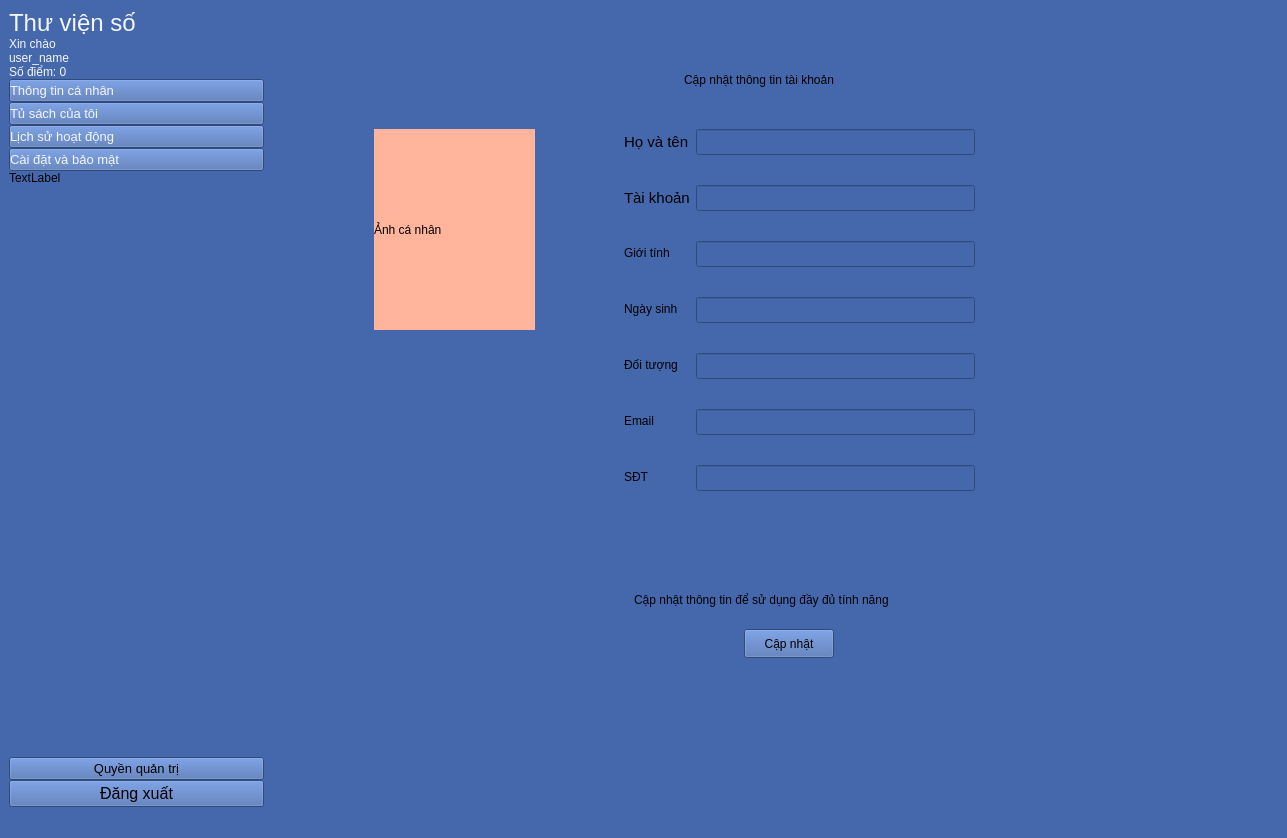
Above: info.ui from thanhtrung411/PBL2_new before the change. Below: the same form after it.
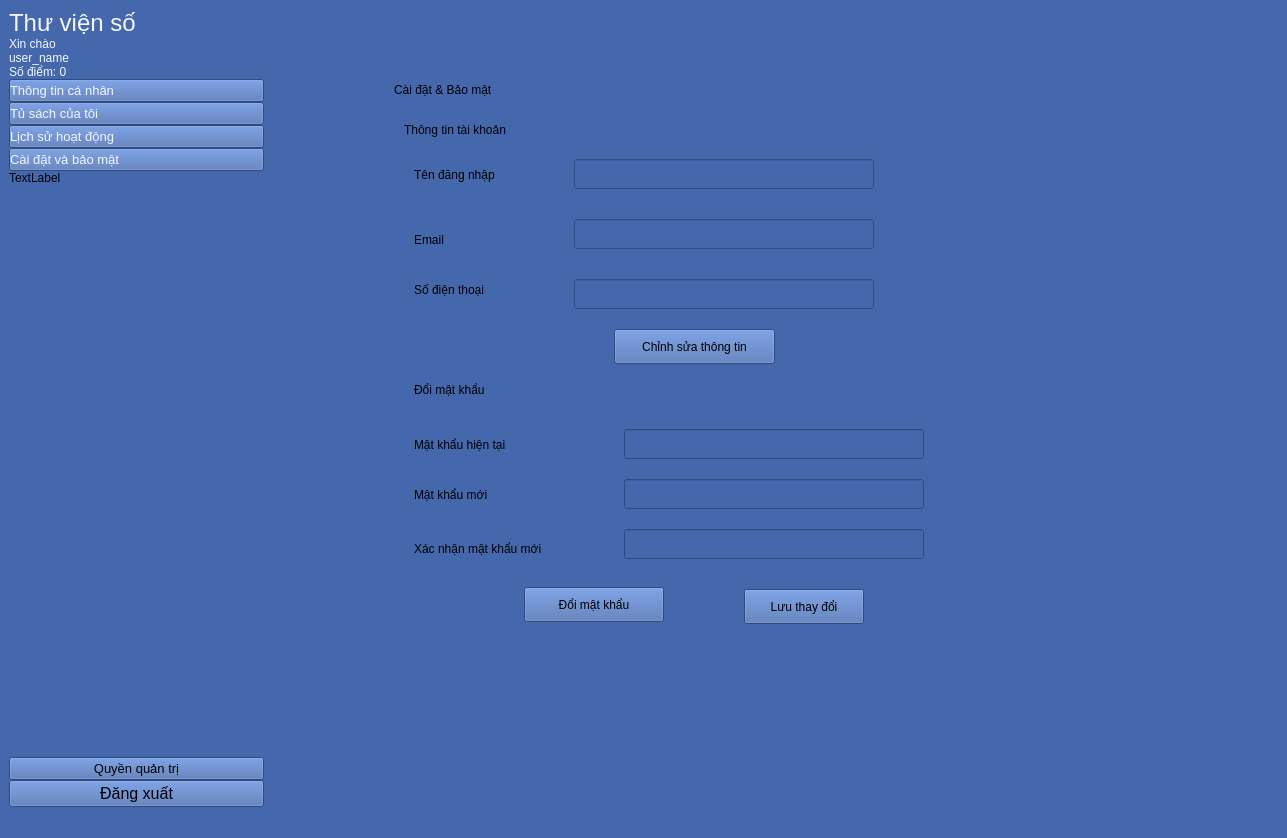
That is the form after the change. The open tabs and pages were chosen to show the change.

Commit message: Thiet ke giao dien info & admin_show

Diff of the .ui file:
```diff
--- a/info.ui
+++ b/info.ui
@@ -1024,6 +1024,289 @@
             </widget>
            </widget>
           </widget>
+          <widget class="QWidget" name="page_12"/>
+          <widget class="QWidget" name="page_13">
+           <widget class="QWidget" name="widget" native="true">
+            <property name="geometry">
+             <rect>
+              <x>100</x>
+              <y>40</y>
+              <width>681</width>
+              <height>601</height>
+             </rect>
+            </property>
+            <property name="styleSheet">
+             <string notr="true">font: 10pt &quot;Segoe UI&quot;;</string>
+            </property>
+            <widget class="QLabel" name="label_28">
+             <property name="geometry">
+              <rect>
+               <x>30</x>
+               <y>20</y>
+               <width>291</width>
+               <height>41</height>
+              </rect>
+             </property>
+             <property name="styleSheet">
+              <string notr="true">color: rgb(0, 0, 0);
+font: 20pt &quot;Segoe UI&quot;;
+
+</string>
+             </property>
+             <property name="text">
+              <string>Cài đặt &amp; Bảo mật</string>
+             </property>
+            </widget>
+            <widget class="QLabel" name="label_29">
+             <property name="geometry">
+              <rect>
+               <x>40</x>
+               <y>60</y>
+               <width>211</width>
+               <height>41</height>
+              </rect>
+             </property>
+             <property name="styleSheet">
+              <string notr="true">color: rgb(0, 0, 0);
+font: 12pt &quot;Segoe UI&quot;;</string>
+             </property>
+             <property name="text">
+              <string>Thông tin tài khoản</string>
+             </property>
+            </widget>
+            <widget class="QLabel" name="label_30">
+             <property name="geometry">
+              <rect>
+               <x>50</x>
+               <y>110</y>
+               <width>121</width>
+               <height>31</height>
+              </rect>
+             </property>
+             <property name="styleSheet">
+              <string notr="true">color: rgb(0, 0, 0);
+font: 10pt &quot;Segoe UI&quot;;</string>
+             </property>
+             <property name="text">
+              <string>Tên đăng nhập</string>
+             </property>
+            </widget>
+            <widget class="QLabel" name="label_31">
+             <property name="geometry">
+              <rect>
+               <x>50</x>
+               <y>180</y>
+               <width>63</width>
+               <height>21</height>
+              </rect>
+             </property>
+             <property name="styleSheet">
+              <string notr="true">color: rgb(0, 0, 0);
+font: 10pt &quot;Segoe UI&quot;;
+</string>
+             </property>
+             <property name="text">
+              <string>Email</string>
+             </property>
+            </widget>
+            <widget class="QLabel" name="label_32">
+             <property name="geometry">
+              <rect>
+               <x>50</x>
+               <y>230</y>
+               <width>111</width>
+               <height>21</height>
+              </rect>
+             </property>
+             <property name="styleSheet">
+              <string notr="true">color: rgb(0, 0, 0);
+font: 10pt &quot;Segoe UI&quot;;</string>
+             </property>
+             <property name="text">
+              <string>Số điện thoại</string>
+             </property>
+            </widget>
+            <widget class="QLineEdit" name="lineEdit_8">
+             <property name="geometry">
+              <rect>
+               <x>210</x>
+               <y>110</y>
+               <width>300</width>
+               <height>30</height>
+              </rect>
+             </property>
+            </widget>
+            <widget class="QLineEdit" name="lineEdit_9">
+             <property name="geometry">
+              <rect>
+               <x>210</x>
+               <y>170</y>
+               <width>300</width>
+               <height>30</height>
+              </rect>
+             </property>
+            </widget>
+            <widget class="QLineEdit" name="lineEdit_10">
+             <property name="geometry">
+              <rect>
+               <x>210</x>
+               <y>230</y>
+               <width>300</width>
+               <height>30</height>
+              </rect>
+             </property>
+            </widget>
+            <widget class="QPushButton" name="pushButton_17">
+             <property name="geometry">
+              <rect>
+               <x>250</x>
+               <y>280</y>
+               <width>161</width>
+               <height>35</height>
+              </rect>
+             </property>
+             <property name="styleSheet">
+              <string notr="true">color: rgb(0, 0, 0);</string>
+             </property>
+             <property name="text">
+              <string>Chỉnh sửa thông tin</string>
+             </property>
+            </widget>
+            <widget class="QLabel" name="label_33">
+             <property name="geometry">
+              <rect>
+               <x>50</x>
+               <y>320</y>
+               <width>201</width>
+               <height>41</height>
+              </rect>
+             </property>
+             <property name="styleSheet">
+              <string notr="true">color: rgb(0, 0, 0);
+font: 20pt &quot;Times New Roman&quot;;</string>
+             </property>
+             <property name="text">
+              <string>Đổi mật khẩu</string>
+             </property>
+            </widget>
+            <widget class="QLabel" name="label_34">
+             <property name="geometry">
+              <rect>
+               <x>50</x>
+               <y>380</y>
+               <width>171</width>
+               <height>31</height>
+              </rect>
+             </property>
+             <property name="styleSheet">
+              <string notr="true">color: rgb(0, 0, 0);
+font: 10pt &quot;Segoe UI&quot;;
+
+</string>
+             </property>
+             <property name="text">
+              <string>Mật khẩu hiện tại</string>
+             </property>
+            </widget>
+            <widget class="QLabel" name="label_35">
+             <property name="geometry">
+              <rect>
+               <x>50</x>
+               <y>430</y>
+               <width>141</width>
+               <height>31</height>
+              </rect>
+             </property>
+             <property name="styleSheet">
+              <string notr="true">color: rgb(0, 0, 0);
+font: 10pt &quot;Segoe UI&quot;;</string>
+             </property>
+             <property name="text">
+              <string>Mật khẩu mới</string>
+             </property>
+            </widget>
+            <widget class="QLabel" name="label_36">
+             <property name="geometry">
+              <rect>
+               <x>50</x>
+               <y>490</y>
+               <width>191</width>
+               <height>20</height>
+              </rect>
+             </property>
+             <property name="styleSheet">
+              <string notr="true">color: rgb(0, 0, 0);
+font: 10pt &quot;Segoe UI&quot;;</string>
+             </property>
+             <property name="text">
+              <string>Xác nhận mật khẩu mới</string>
+             </property>
+            </widget>
+            <widget class="QLineEdit" name="lineEdit_11">
+             <property name="geometry">
+              <rect>
+               <x>260</x>
+               <y>380</y>
+               <width>300</width>
+               <height>30</height>
+              </rect>
+             </property>
+            </widget>
+            <widget class="QLineEdit" name="lineEdit_12">
+             <property name="geometry">
+              <rect>
+               <x>260</x>
+               <y>430</y>
+               <width>300</width>
+               <height>30</height>
+              </rect>
+             </property>
+            </widget>
+            <widget class="QLineEdit" name="lineEdit_13">
+             <property name="geometry">
+              <rect>
+               <x>260</x>
+               <y>480</y>
+               <width>300</width>
+               <height>30</height>
+              </rect>
+             </property>
+            </widget>
+            <widget class="QPushButton" name="pushButton_18">
+             <property name="geometry">
+              <rect>
+               <x>160</x>
+               <y>538</y>
+               <width>140</width>
+               <height>35</height>
+              </rect>
+             </property>
+             <property name="styleSheet">
+              <string notr="true">color: rgb(0, 0, 0);</string>
+             </property>
+             <property name="text">
+              <string>Đổi mật khẩu</string>
+             </property>
+            </widget>
+            <widget class="QPushButton" name="pushButton_19">
+             <property name="geometry">
+              <rect>
+               <x>380</x>
+               <y>540</y>
+               <width>120</width>
+               <height>35</height>
+              </rect>
+             </property>
+             <property name="styleSheet">
+              <string notr="true">
+color: rgb(0, 0, 0);</string>
+             </property>
+             <property name="text">
+              <string>Lưu thay đổi</string>
+             </property>
+            </widget>
+           </widget>
+          </widget>
          </widget>
         </item>
        </layout>
```
Left out of the diff: 18 changed lines with no effect on the pictures. The commit also changes 5 other files.
